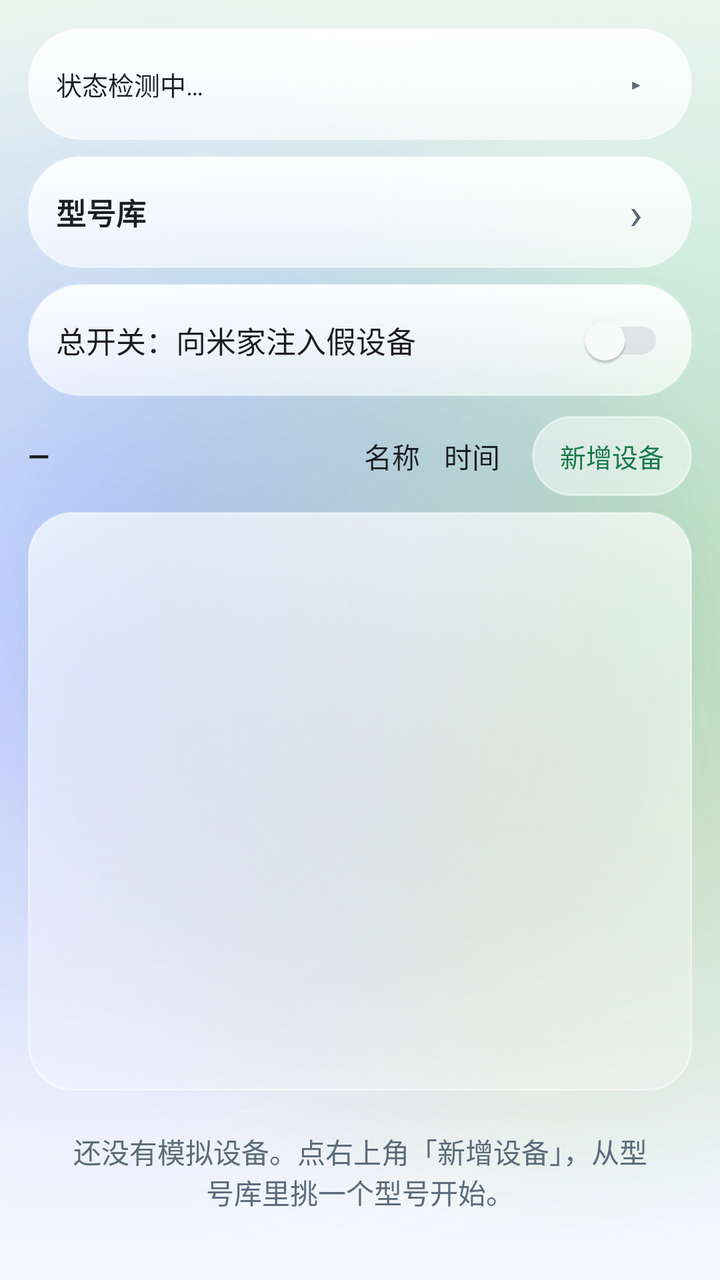
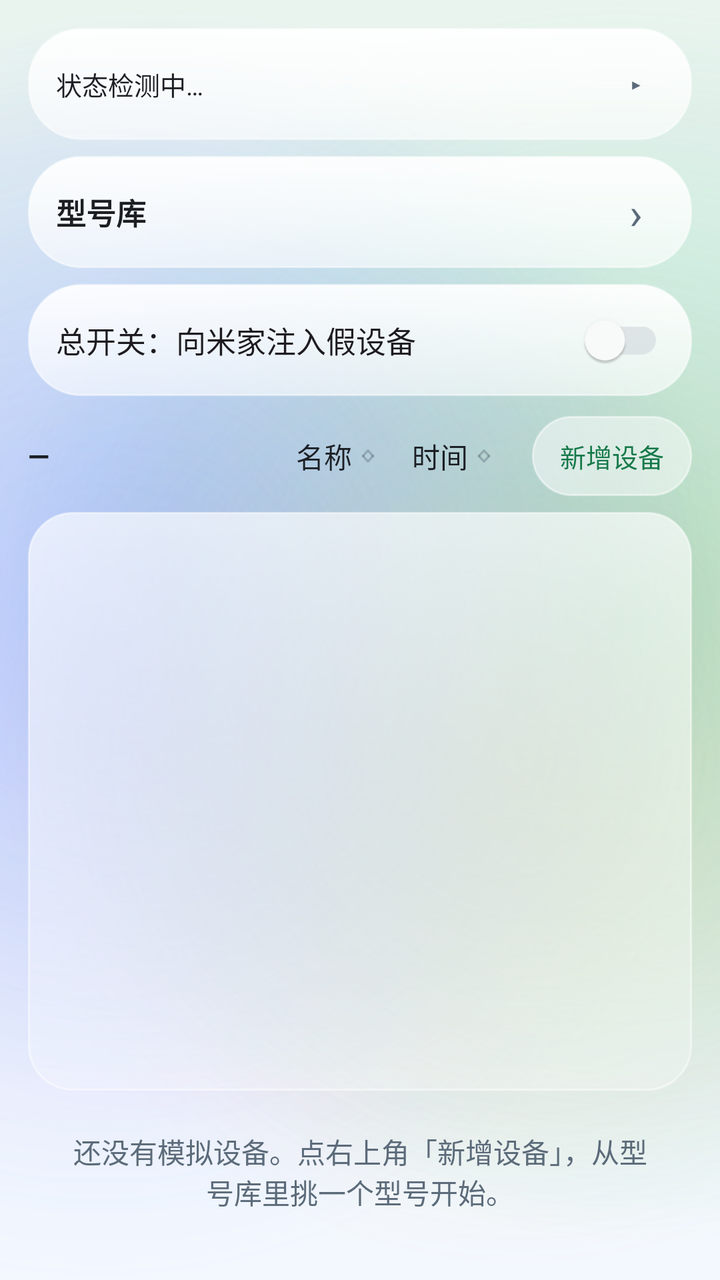

The first picture is an Android layout as it rendered before a commit; the second is the same layout after the commit. The layout source and the unified diff follow.
<!-- AndroidManifest.xml: application theme Theme.MijiaSim -->
<!-- res/layout/activity_main.xml -->
<?xml version="1.0" encoding="utf-8"?>
<LinearLayout xmlns:android="http://schemas.android.com/apk/res/android"
    android:layout_width="match_parent"
    android:layout_height="match_parent"
    android:orientation="vertical"
    android:paddingLeft="14dp"
    android:paddingTop="14dp"
    android:paddingRight="14dp"
    android:paddingBottom="14dp">

    
    <LinearLayout
        android:id="@+id/status_card"
        android:layout_width="match_parent"
        android:layout_height="wrap_content"
        android:background="@drawable/bg_glass_card"
        android:orientation="vertical">

        <LinearLayout
            android:id="@+id/status_header"
            android:layout_width="match_parent"
            android:layout_height="56dp"
            android:background="@drawable/bg_status_ripple"
            android:clickable="true"
            android:focusable="true"
            android:gravity="center_vertical"
            android:orientation="horizontal"
            android:paddingLeft="14dp"
            android:paddingRight="12dp">

            <TextView
                android:id="@+id/status_summary"
                android:layout_width="0dp"
                android:layout_height="wrap_content"
                android:layout_weight="1"
                android:ellipsize="end"
                android:maxLines="1"
                android:text="@string/status_placeholder"
                android:textColor="@color/ink"
                android:textSize="13sp" />

            <TextView
                android:id="@+id/status_toggle"
                android:layout_width="32dp"
                android:layout_height="32dp"
                android:gravity="center"
                android:text="@string/status_arrow_closed"
                android:textColor="@color/ink_muted"
                android:textSize="14sp" />
        </LinearLayout>

        <TextView
            android:id="@+id/status_text"
            android:layout_width="match_parent"
            android:layout_height="wrap_content"
            android:lineSpacingExtra="3dp"
            android:paddingLeft="14dp"
            android:paddingTop="2dp"
            android:paddingRight="14dp"
            android:paddingBottom="12dp"
            android:text="@string/status_placeholder"
            android:textColor="@color/ink"
            android:textSize="13sp"
            android:visibility="gone" />
    </LinearLayout>

    
    <LinearLayout
        android:id="@+id/btn_open_library"
        android:layout_width="match_parent"
        android:layout_height="56dp"
        android:layout_marginTop="8dp"
        android:background="@drawable/bg_glass_card"
        android:clickable="true"
        android:focusable="true"
        android:gravity="center_vertical"
        android:orientation="horizontal"
        android:paddingLeft="14dp"
        android:paddingRight="12dp">

        <TextView
            android:layout_width="0dp"
            android:layout_height="wrap_content"
            android:layout_weight="1"
            android:ellipsize="end"
            android:maxLines="1"
            android:text="@string/label_model_library_entry"
            android:textColor="@color/ink"
            android:textSize="15sp"
            android:textStyle="bold" />

        <TextView
            android:layout_width="32dp"
            android:layout_height="32dp"
            android:gravity="center"
            android:text="@string/glyph_chevron"
            android:textColor="@color/ink_muted"
            android:textSize="22sp" />
    </LinearLayout>

    <androidx.appcompat.widget.SwitchCompat
        android:id="@+id/switch_inject"
        android:layout_width="match_parent"
        android:layout_height="56dp"
        android:layout_marginTop="8dp"
        android:background="@drawable/bg_glass_card"
        android:gravity="center_vertical"
        android:paddingLeft="14dp"
        android:paddingRight="14dp"
        android:text="@string/label_master_switch"
        android:textSize="15sp" />

    
    <LinearLayout
        android:layout_width="match_parent"
        android:layout_height="wrap_content"
        android:layout_marginTop="10dp"
        android:gravity="center_vertical"
        android:orientation="horizontal">

        <TextView
            android:id="@+id/device_count"
            android:layout_width="0dp"
            android:layout_height="wrap_content"
            android:layout_weight="1"
            android:ellipsize="end"
            android:maxLines="1"
            android:text="@string/count_placeholder"
            android:textColor="@color/ink"
            android:textSize="14sp"
            android:textStyle="bold" />

        <TextView
            android:id="@+id/btn_sort_name"
            android:layout_width="wrap_content"
            android:layout_height="wrap_content"
            android:background="@null"
            android:clickable="true"
            android:focusable="true"
            android:foreground="?attr/selectableItemBackgroundBorderless"
            android:paddingLeft="6dp"
            android:paddingTop="8dp"
            android:paddingRight="6dp"
            android:paddingBottom="8dp"
            android:text="@string/sort_name"
            android:textColor="@color/ink"
            android:textSize="14sp" />

        <TextView
            android:id="@+id/btn_sort_time"
            android:layout_width="wrap_content"
            android:layout_height="wrap_content"
            android:background="@null"
            android:clickable="true"
            android:focusable="true"
            android:foreground="?attr/selectableItemBackgroundBorderless"
            android:paddingLeft="6dp"
            android:paddingTop="8dp"
            android:paddingRight="6dp"
            android:paddingBottom="8dp"
            android:text="@string/sort_time"
            android:textColor="@color/ink"
            android:textSize="14sp" />

        <Button
            android:id="@+id/btn_add"
            style="@style/Widget.MijiaSim.Button.Pill"
            android:layout_width="wrap_content"
            android:layout_height="wrap_content"
            android:layout_marginStart="10dp"
            android:text="@string/action_add" />
    </LinearLayout>

    
    <androidx.recyclerview.widget.RecyclerView
        android:id="@+id/device_list"
        android:layout_width="match_parent"
        android:layout_height="0dp"
        android:layout_marginTop="8dp"
        android:layout_weight="1"
        android:background="@drawable/bg_glass_list_faint"
        android:padding="4dp"
        android:scrollbars="vertical" />

    <TextView
        android:id="@+id/empty_hint"
        android:layout_width="match_parent"
        android:layout_height="wrap_content"
        android:gravity="center"
        android:padding="20dp"
        android:text="@string/hint_no_device"
        android:textColor="@color/ink_muted"
        android:textSize="14sp" />

</LinearLayout>
<!-- resources referenced by this layout -->
<resources>
  <color name="ink">#FF1B1F24</color>
  <color name="ink_muted">#FF5C6B7A</color>
  <string name="action_add">新增设备</string>
  <string name="count_placeholder">—</string>
  <string name="glyph_chevron">›</string>
  <string name="hint_no_device">还没有模拟设备。点右上角「新增设备」，从型号库里挑一个型号开始。</string>
  <string name="label_master_switch">总开关：向米家注入假设备</string>
  <string name="label_model_library_entry">型号库</string>
  <string name="sort_name">名称</string>
  <string name="sort_time">时间</string>
  <string name="status_arrow_closed">▸</string>
  <string name="status_placeholder">状态检测中…</string>
  <color name="glass_bottom">#99FFFFFF</color>
  <color name="glass_top">#E6FFFFFF</color>
  <color name="glass_stroke">#80FFFFFF</color>
  <color name="glass_card_faint_bottom">#3DFFFFFF</color>
  <color name="glass_card_faint_top">#A6FFFFFF</color>
  <color name="row_pressed">#59FFFFFF</color>
  <color name="accent">#FF2bb673</color>
  <color name="accent_deep">#FF17794A</color>
  <color name="liquid_sky">#FFF3F8FF</color>
  <style name="ThemeOverlay.MijiaSim.ActionBar" parent="ThemeOverlay.AppCompat.Light">
          <item name="colorControlNormal">@color/ink</item>
          <item name="android:textColorPrimary">@color/ink</item>
      </style>
  <style name="Widget.MijiaSim.PopupMenu" parent="Widget.AppCompat.PopupMenu">
          <item name="android:popupBackground">@drawable/bg_glass_popup</item>
          <item name="android:popupElevation">10dp</item>
      </style>
  <style name="TextAppearance.MijiaSim.PopupMenuItem" parent="TextAppearance.AppCompat.Widget.PopupMenu.Large">
          <item name="android:textColor">@color/ink</item>
          <item name="android:textSize">14sp</item>
      </style>
  <style name="Widget.MijiaSim.Switch" parent="Widget.AppCompat.CompoundButton.Switch">
          <item name="trackTint">@color/switch_track</item>
          <item name="thumbTint">@color/switch_thumb</item>
      </style>
  <color name="pill_pressed">#B3FFFFFF</color>
  <color name="pill_disabled">#40FFFFFF</color>
  <color name="glass_stroke_soft">#4DFFFFFF</color>
  <color name="pill_fill">#80FFFFFF</color>
  <color name="liquid_mist">#FFEAF4EF</color>
  <color name="blob_mint">#552BB673</color>
  <color name="blob_blue">#4D4C9AFF</color>
  <color name="blob_violet">#3D8E7CFF</color>
  <color name="blob_amber">#2EF2A33C</color>
  <style name="TextAppearance.MijiaSim.ActionBar.Title" parent="TextAppearance.AppCompat.Widget.ActionBar.Title">
          <item name="android:textColor">@color/ink</item>
          <item name="android:textSize">20sp</item>
          <item name="android:textStyle">bold</item>
          <item name="android:letterSpacing">0.01</item>
      </style>
  <style name="TextAppearance.MijiaSim.ActionBar.Subtitle" parent="TextAppearance.AppCompat.Widget.ActionBar.Subtitle">
          <item name="android:textColor">@color/ink_muted</item>
      </style>
  <color name="dialog_fill">#F7FFFFFF</color>
  <color name="popup_bottom">#FFF6FAFF</color>
  <color name="popup_top">#FFFFFFFF</color>
  <color name="glass_divider">#14000000</color>
  <!-- unchanged entries left out for length: 12 -->
</resources>

<!-- the commit's change to res/layout/activity_main.xml (unified diff, before → after) -->
@@ -122,6 +122,7 @@
             android:id="@+id/device_count"
             android:layout_width="0dp"
             android:layout_height="wrap_content"
+            android:layout_marginEnd="10dp"
             android:layout_weight="1"
             android:ellipsize="end"
             android:maxLines="1"
@@ -130,17 +131,21 @@
             android:textSize="14sp"
             android:textStyle="bold" />
 
+        
         <TextView
             android:id="@+id/btn_sort_name"
             android:layout_width="wrap_content"
             android:layout_height="wrap_content"
             android:background="@null"
             android:clickable="true"
+            android:drawablePadding="2dp"
+            android:drawableEnd="@drawable/ic_sort_idle"
             android:focusable="true"
             android:foreground="?attr/selectableItemBackgroundBorderless"
-            android:paddingLeft="6dp"
+            android:gravity="center_vertical"
+            android:paddingLeft="8dp"
             android:paddingTop="8dp"
-            android:paddingRight="6dp"
+            android:paddingRight="8dp"
             android:paddingBottom="8dp"
             android:text="@string/sort_name"
             android:textColor="@color/ink"
@@ -152,11 +157,14 @@
             android:layout_height="wrap_content"
             android:background="@null"
             android:clickable="true"
+            android:drawablePadding="2dp"
+            android:drawableEnd="@drawable/ic_sort_idle"
             android:focusable="true"
             android:foreground="?attr/selectableItemBackgroundBorderless"
-            android:paddingLeft="6dp"
+            android:gravity="center_vertical"
+            android:paddingLeft="8dp"
             android:paddingTop="8dp"
-            android:paddingRight="6dp"
+            android:paddingRight="8dp"
             android:paddingBottom="8dp"
             android:text="@string/sort_time"
             android:textColor="@color/ink"
<!-- resource entries referenced after the edit -->
@@ -2,6 +2,27 @@
 <resources>
   <color name="ink">#FF1B1F24</color>
   <color name="ink_muted">#FF5C6B7A</color>
+  <!-- drawable ic_sort_idle (drawable) -->
+  <?xml version="1.0" encoding="utf-8"?>
+  <vector xmlns:android="http://schemas.android.com/apk/res/android"
+      android:width="12dp"
+      android:height="12dp"
+      android:viewportWidth="24"
+      android:viewportHeight="24">
+      
+      <path
+          android:pathData="M7,12 L12,6.5 L17,12"
+          android:strokeColor="#665C6B7A"
+          android:strokeWidth="2.2"
+          android:strokeLineCap="round"
+          android:strokeLineJoin="round" />
+      <path
+          android:pathData="M7,12 L12,17.5 L17,12"
+          android:strokeColor="#665C6B7A"
+          android:strokeWidth="2.2"
+          android:strokeLineCap="round"
+          android:strokeLineJoin="round" />
+  </vector>
   <string name="action_add">新增设备</string>
   <string name="count_placeholder">—</string>
   <string name="glyph_chevron">›</string>
